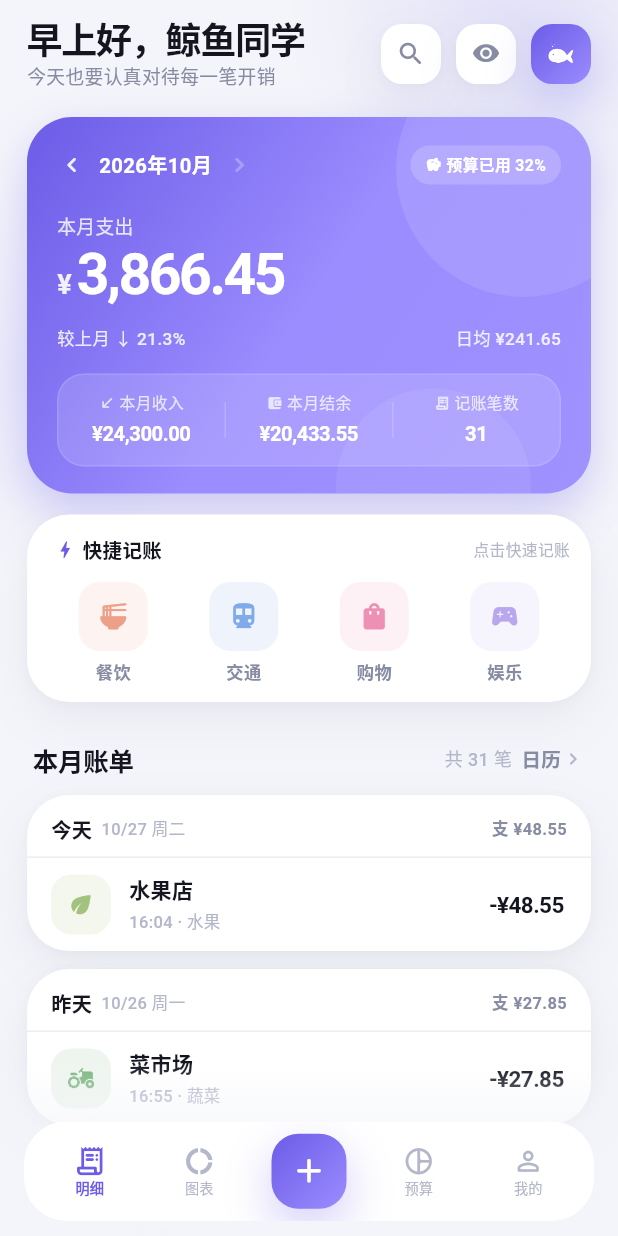
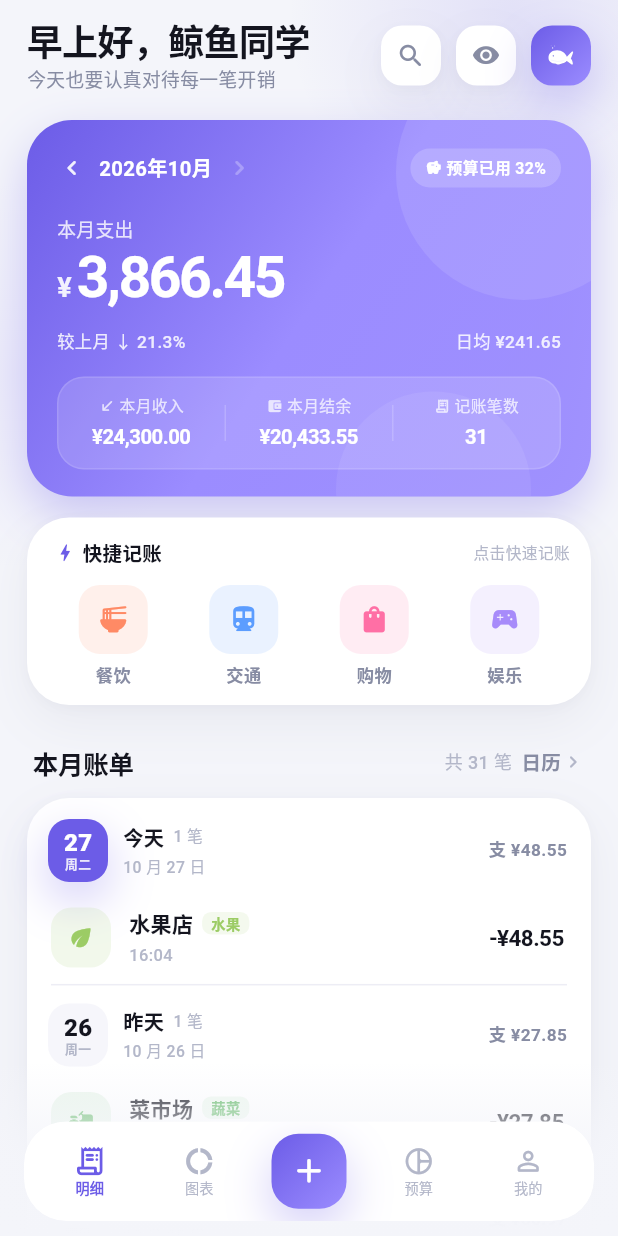
Before and after one commit to niceday-hh/dsv41flash_app1, a Flutter app: the screen it shows after launch, on a phone screen of 412 x 824 dp. Run offline on Flutter 3.47's test engine with Material 3 defaults, Android fonts, the phone set to English and light mode, and no system bars; our stand-ins replace shared_preferences; missing offline and left inert: sherpa_onnx; network calls fail; Roboto replaces fonts that are missing (WenKai).

Commit message:
feat(v1.5.6): 配色回鲜、记一笔轻量化、首页连续时间轴、保存水花、文楷标题、宽屏适配

```diff
--- a/lib/app_shell.dart
+++ b/lib/app_shell.dart
@@ -84,6 +84,11 @@ class _AppShellState extends State<AppShell> with SingleTickerProviderStateMixin
                   begin: const Offset(0, 0.014),
                   end: Offset.zero,
                 ).animate(CurvedAnimation(parent: _fade, curve: Curves.easeOutCubic)),
+                // 平板 / 折叠屏上限制内容宽度，避免整页被拉成一条长线
+                child: Align(
+                  alignment: Alignment.topCenter,
+                  child: ConstrainedBox(
+                    constraints: const BoxConstraints(maxWidth: 560),
                     child: IndexedStack(
                       index: _index,
                       children: const <Widget>[
@@ -92,6 +97,8 @@ class _AppShellState extends State<AppShell> with SingleTickerProviderStateMixin
                         BudgetPage(),
                         SettingsPage(),
                       ],
+                    ),
+                  ),
                 ),
               ),
             ),
@@ -115,13 +122,21 @@ class _AppShellState extends State<AppShell> with SingleTickerProviderStateMixin
               ),
             ),
             Positioned(
-              left: 16,
-              right: 16,
+              left: 0,
+              right: 0,
               bottom: 0,
+              child: Center(
+                child: ConstrainedBox(
+                  constraints: const BoxConstraints(maxWidth: 592),
+                  child: Padding(
+                    padding: const EdgeInsets.symmetric(horizontal: 16),
                     child: SafeArea(
                       top: false,
                       minimum: const EdgeInsets.only(bottom: 10),
                       child: _navBar(p),
+                    ),
+                  ),
+                ),
               ),
             ),
           ],
--- a/lib/pages/home_page.dart
+++ b/lib/pages/home_page.dart
@@ -139,16 +139,22 @@ class _HomePageState extends State<HomePage> {
               desc: '点击下方 + 记录第一笔消费吧',
             )
           else
-            ...List<Widget>.generate(groups.length, (int i) {
-              return _Reveal(
-                key: ValueKey<String>('$_revealKey-${groups[i].day.toIso8601String()}'),
-                delay: (i * 45).clamp(0, 260),
-                child: Padding(
-                  padding: const EdgeInsets.only(bottom: 12),
-                  child: _dayCard(p, store, groups[i]),
+            _Reveal(
+              key: ValueKey<String>('$_revealKey-month'),
+              delay: 40,
+              child: SoftCard(
+                padding: EdgeInsets.zero,
+                child: Column(
+                  children: <Widget>[
+                    for (int i = 0; i < groups.length; i++) ...<Widget>[
+                      _daySection(p, store, groups[i], isFirst: i == 0),
+                      if (i != groups.length - 1)
+                        Divider(height: 1, thickness: 1, color: p.line, indent: 16, endIndent: 16),
+                    ],
+                  ],
                 ),
-              );
-            }),
+              ),
+            ),
         ],
       ),
     );
@@ -525,7 +531,7 @@ class _HomePageState extends State<HomePage> {
           Row(
             children: ids.map((String id) {
               final CategoryDef c = catById(id);
-              final Color tone = soften(c.color, light: p.dark ? 0.06 : 0.03);
+              final Color tone = c.color;
               return Expanded(
                 child: Pressable(
                   onTap: () async {
@@ -559,14 +565,21 @@ class _HomePageState extends State<HomePage> {
     );
   }
 
-  Widget _dayCard(Palette p, AppStore store, DayGroup g) {
-    return SoftCard(
-      padding: EdgeInsets.zero,
-      child: Column(
+  Widget _daySection(Palette p, AppStore store, DayGroup g, {bool isFirst = false}) {
+    final bool today = _isToday(g.day);
+    return Column(
+      crossAxisAlignment: CrossAxisAlignment.start,
       children: <Widget>[
         Padding(
-            padding: const EdgeInsets.fromLTRB(16, 13, 16, 9),
+          padding: EdgeInsets.fromLTRB(14, isFirst ? 14 : 12, 16, 6),
           child: Row(
+            children: <Widget>[
+              _dayPill(p, g.day, today),
+              const SizedBox(width: 10),
+              Column(
+                crossAxisAlignment: CrossAxisAlignment.start,
+                children: <Widget>[
+                  Row(
                     children: <Widget>[
                       Text(
                         dayLabel(g.day),
@@ -574,30 +587,37 @@ class _HomePageState extends State<HomePage> {
                       ),
                       const SizedBox(width: 6),
                       Text(
-                  '${g.day.month}/${g.day.day} ${weekdayCn(g.day)}',
-                  style: TextStyle(fontSize: 11, color: p.ink3, fontWeight: FontWeight.w500),
+                        '${g.bills.length} 笔',
+                        style: TextStyle(fontSize: 10.5, color: p.ink3, fontWeight: FontWeight.w500),
+                      ),
+                    ],
+                  ),
+                  const SizedBox(height: 3),
+                  Text(
+                    '${g.day.month} 月 ${g.day.day} 日',
+                    style: TextStyle(fontSize: 10.5, color: p.ink3, fontWeight: FontWeight.w500),
+                  ),
+                ],
               ),
               const Spacer(),
               if (g.expense > 0)
                 Text(
-                    '支 ${AppScope.storeOf(context).money(g.expense)}',
-                    style: TextStyle(fontSize: 11, color: p.ink2, fontWeight: FontWeight.w600),
+                  '支 ${store.money(g.expense)}',
+                  style: TextStyle(fontSize: 11.5, color: p.ink2, fontWeight: FontWeight.w700),
                 ),
               if (g.expense > 0 && g.income > 0) const SizedBox(width: 8),
               if (g.income > 0)
                 Text(
-                    '收 ${AppScope.storeOf(context).money(g.income)}',
-                    style: TextStyle(fontSize: 11, color: p.income, fontWeight: FontWeight.w600),
+                  '收 ${store.money(g.income)}',
+                  style: TextStyle(fontSize: 11.5, color: p.income, fontWeight: FontWeight.w700),
                 ),
             ],
           ),
         ),
-          Divider(height: 1, color: p.line, thickness: 1),
         ...List<Widget>.generate(g.bills.length, (int i) {
-            final Bill b = g.bills[i];
           return Column(
             children: <Widget>[
-                _billTile(p, store, b, i),
+              _billTile(p, store, g.bills[i], i),
               if (i != g.bills.length - 1)
                 Padding(
                   padding: const EdgeInsets.only(left: 66),
@@ -607,6 +627,63 @@ class _HomePageState extends State<HomePage> {
           );
         }),
       ],
+    );
+  }
+
+  /// 日期胶囊：作为连续时间轴上的节点，今天用品牌色实心
+  Widget _dayPill(Palette p, DateTime day, bool today) {
+    return Container(
+      width: 40,
+      height: 42,
+      decoration: BoxDecoration(
+        color: today ? p.accent : (p.dark ? Colors.white.withOpacity(0.06) : p.cardSoft),
+        borderRadius: BorderRadius.circular(R.m),
+        boxShadow: today ? p.accentGlow : null,
+      ),
+      child: Column(
+        mainAxisAlignment: MainAxisAlignment.center,
+        children: <Widget>[
+          Text(
+            '${day.day}',
+            style: TextStyle(
+              fontSize: 16,
+              height: 1.05,
+              fontWeight: FontWeight.w800,
+              color: today ? Colors.white : p.ink,
+              fontFeatures: const <FontFeature>[FontFeature.tabularFigures()],
+            ),
+          ),
+          const SizedBox(height: 1),
+          Text(
+            weekdayCn(day),
+            style: TextStyle(
+              fontSize: 8.5,
+              height: 1.1,
+              fontWeight: FontWeight.w600,
+              color: today ? Colors.white.withOpacity(0.85) : p.ink3,
+            ),
+          ),
+        ],
+      ),
+    );
+  }
+
+  bool _isToday(DateTime d) {
+    final DateTime now = DateTime.now();
+    return d.year == now.year && d.month == now.month && d.day == now.day;
+  }
+
+  /// 分类小标签：只在有备注时出现，避免与标题重复
+  Widget _catChip(Palette p, CategoryDef c) {
+    return Container(
+      padding: const EdgeInsets.symmetric(horizontal: 6, vertical: 2),
+      decoration: BoxDecoration(
+        color: c.color.withOpacity(p.dark ? 0.18 : 0.11),
+        borderRadius: BorderRadius.circular(6),
+      ),
+      child: Text(
+        c.name,
+        style: TextStyle(fontSize: 9.5, fontWeight: FontWeight.w700, color: c.color, height: 1.2),
       ),
     );
   }
@@ -621,7 +698,7 @@ class _HomePageState extends State<HomePage> {
         margin: const EdgeInsets.symmetric(horizontal: 10, vertical: 5),
         decoration: BoxDecoration(
           color: p.expense.withOpacity(0.12),
-          borderRadius: BorderRadius.circular(16),
+          borderRadius: BorderRadius.circular(R.m),
         ),
         alignment: Alignment.centerRight,
         padding: const EdgeInsets.only(right: 20),
@@ -662,17 +739,25 @@ class _HomePageState extends State<HomePage> {
                   child: Column(
                     crossAxisAlignment: CrossAxisAlignment.start,
                     children: <Widget>[
-                      Text(
+                      Row(
+                        children: <Widget>[
+                          Flexible(
+                            child: Text(
                               title,
                               style: TextStyle(fontSize: 14, fontWeight: FontWeight.w600, color: p.ink),
                               maxLines: 1,
                               overflow: TextOverflow.ellipsis,
                             ),
+                          ),
+                          if (b.note.isNotEmpty) ...<Widget>[
+                            const SizedBox(width: 6),
+                            _catChip(p, c),
+                          ],
+                        ],
+                      ),
                       const SizedBox(height: 3),
                       Text(
-                        b.note.isEmpty
-                            ? '${timeLabel(b.date)} · ${c.name}类'
-                            : '${timeLabel(b.date)} · ${c.name}',
+                        timeLabel(b.date),
                         style: TextStyle(fontSize: 11, color: p.ink3, fontWeight: FontWeight.w500),
                       ),
                     ],
@@ -686,14 +771,18 @@ class _HomePageState extends State<HomePage> {
                 behavior: HitTestBehavior.opaque,
                 child: Padding(
                   padding: const EdgeInsets.symmetric(vertical: 6, horizontal: 2),
+                  child: ConstrainedBox(
+                    constraints: const BoxConstraints(minWidth: 84),
                     child: Text(
                       '${b.expense ? '-' : '+'}${store.money(b.amount)}',
+                      textAlign: TextAlign.right,
                       style: TextStyle(
                         fontSize: 15,
                         fontWeight: FontWeight.w700,
                         color: b.expense ? p.ink : p.income,
                         letterSpacing: -0.4,
                         fontFeatures: const <FontFeature>[FontFeature.tabularFigures()],
+                      ),
                     ),
                   ),
                 ),
--- a/lib/pages/settings_page.dart
+++ b/lib/pages/settings_page.dart
@@ -417,10 +417,7 @@ class SettingsPage extends StatelessWidget {
                       border: Border.all(color: Colors.white.withOpacity(0.35)),
                     ),
                     alignment: Alignment.center,
-                    child: Text(
-                      store.userName.characters.first,
-                      style: const TextStyle(color: Colors.white, fontSize: 24, fontWeight: FontWeight.w700),
-                    ),
+                    child: const WhaleMark(size: 36, color: Colors.white),
                   ),
                   const SizedBox(width: 14),
                   Expanded(
--- a/lib/theme.dart
+++ b/lib/theme.dart
@@ -35,16 +35,7 @@ class R {
   static const double xl = 28; // 主卡片
 }
 
-/// 分类色的统一“降噪”处理：压低饱和度、轻微提亮，
-/// 让 40+ 个分类放在一起时不至于糖果色过载。
-Color soften(Color c, {double sat = 0.72, double light = 0.04}) {
-  final HSLColor hsl = HSLColor.fromColor(c);
-  return hsl
-      .withSaturation((hsl.saturation * sat).clamp(0.0, 1.0))
-      .withLightness((hsl.lightness + light).clamp(0.0, 1.0))
-      .toColor();
-}
-
+/// 分类色保持原本的高饱和糖果色，图表与分类气泡直接使用 `CategoryDef.color`。
 class Palette {
   final bool dark;
   final Color bg;
@@ -153,12 +144,35 @@ class Palette {
 
 /// 全局文字样式助手
 class T {
-  static TextStyle h1(Palette p) =>
-      TextStyle(fontSize: 30, fontWeight: FontWeight.w700, color: p.ink, letterSpacing: -0.8, height: 1.1);
-  static TextStyle h2(Palette p) =>
-      TextStyle(fontSize: 20, fontWeight: FontWeight.w700, color: p.ink, letterSpacing: -0.4);
-  static TextStyle title(Palette p) => TextStyle(fontSize: 16, fontWeight: FontWeight.w600, color: p.ink);
-  static TextStyle body(Palette p) => TextStyle(fontSize: 14, fontWeight: FontWeight.w500, color: p.ink);
+  /// 标题使用内置霞鹜文楷子集，正文仍走系统黑体，兼顾“账本”气质与可读性
+  static const String display = 'WenKai';
+
+  static TextStyle h1(Palette p) => TextStyle(
+        fontFamily: display,
+        fontSize: 30,
+        fontWeight: FontWeight.w700,
+        color: p.ink,
+        letterSpacing: -0.4,
+        height: 1.18,
+      );
+  static TextStyle h2(Palette p) => TextStyle(
+        fontFamily: display,
+        fontSize: 20,
+        fontWeight: FontWeight.w700,
+        color: p.ink,
+        letterSpacing: -0.2,
+        height: 1.2,
+      );
+  static TextStyle title(Palette p) => TextStyle(
+      fontSize: 16,
+      fontWeight: FontWeight.w600,
+      color: p.ink,
+      fontFeatures: const <FontFeature>[FontFeature.tabularFigures()]);
+  static TextStyle body(Palette p) => TextStyle(
+      fontSize: 14,
+      fontWeight: FontWeight.w500,
+      color: p.ink,
+      fontFeatures: const <FontFeature>[FontFeature.tabularFigures()]);
   static TextStyle sub(Palette p) =>
       TextStyle(fontSize: 12.5, fontWeight: FontWeight.w500, color: p.ink2, letterSpacing: 0.1);
   static TextStyle num(Palette p, double size) => TextStyle(
--- a/lib/ui/common.dart
+++ b/lib/ui/common.dart
@@ -235,7 +235,7 @@ class CatBubble extends StatelessWidget {
   @override
   Widget build(BuildContext context) {
     final Palette p = AppScope.paletteOf(context);
-    final Color tone = soften(cat.color, light: p.dark ? 0.02 : 0.03);
+    final Color tone = cat.color;
     return Container(
       width: size,
       height: size,
--- a/lib/version.dart
+++ b/lib/version.dart
@@ -4,6 +4,6 @@
 library;
 
 const String kAppName = '鲸记账';
-const String kAppVersion = '1.5.5';
-const int kAppBuild = 11;
+const String kAppVersion = '1.5.6';
+const int kAppBuild = 12;
 const String kAppVersionLabel = '$kAppVersion+$kAppBuild';
--- a/pubspec.yaml
+++ b/pubspec.yaml
@@ -1,7 +1,7 @@
 name: whale_ledger
 description: 鲸记账 · 一款时尚轻盈的 iOS 风格记账应用
 publish_to: 'none'
-version: 1.5.5+11
+version: 1.5.6+12
 
 environment:
   sdk: ">=3.5.0 <4.0.0"
@@ -25,3 +25,7 @@ flutter:
   uses-material-design: true
   assets:
     - assets/asr/
+  fonts:
+    - family: WenKai
+      fonts:
+        - asset: assets/fonts/LXGWWenKai-subset.ttf
```
Also changed, not shown: lib/pages/stats_page.dart (+3 -5 lines), lib/ui/add_sheet.dart (+34 -21 lines), lib/ui/whale_splash.dart (added, +111 -0 lines), 2 other files. Lines whose indentation alone changed are shown as unchanged.
